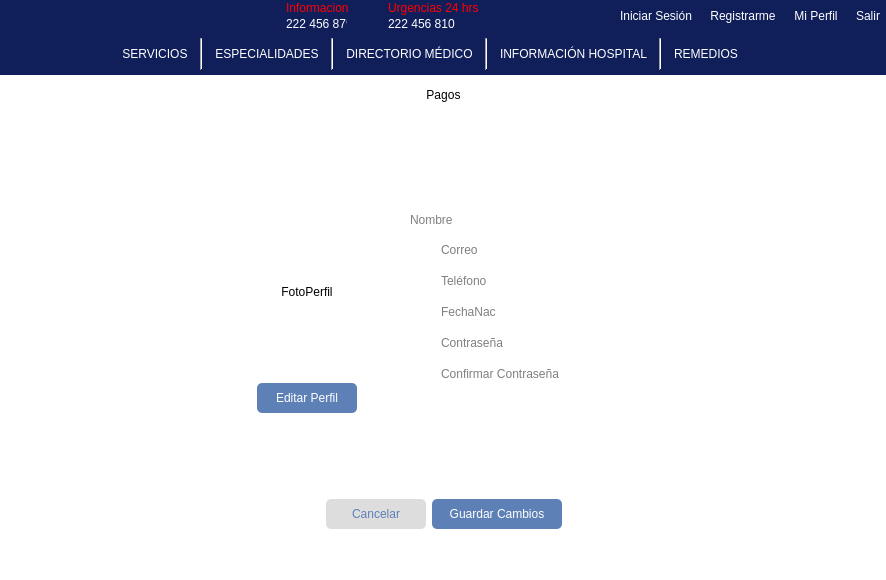
The window that mainwindow.ui (Laloses/Hospital) describes before a commit, drawn with Qt 5.
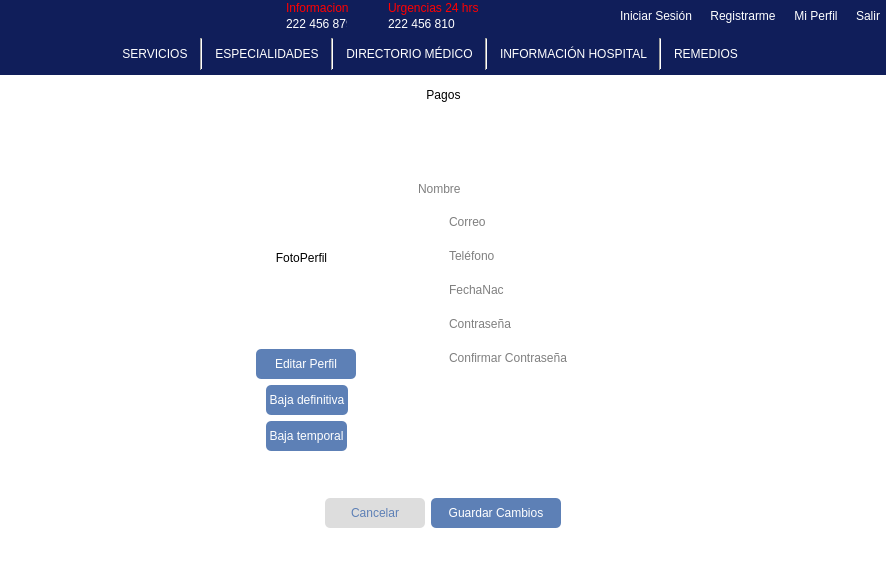
The same window after the commit. The open tabs and pages were chosen to show the change. Icons and pictures are not drawn.

The edit to the form file:
```diff
--- a/mainwindow.ui
+++ b/mainwindow.ui
@@ -433,6 +433,11 @@
         <height>0</height>
        </size>
       </property>
+      <property name="font">
+       <font>
+        <pointsize>11</pointsize>
+       </font>
+      </property>
       <property name="styleSheet">
        <string notr="true">QLineEdit{
 border-top:none;
@@ -7674,10 +7679,8 @@
            <number>0</number>
           </property>
           <widget class="QWidget" name="perfilStaff">
-           <layout class="QGridLayout" name="gridLayout_50">
-            <item row="0" column="0">
-             <layout class="QVBoxLayout" name="verticalLayout_12">
-              <item>
+           <layout class="QGridLayout" name="gridLayout_71">
+            <item row="0" column="0" colspan="4">
                <spacer name="verticalSpacer_16">
                 <property name="orientation">
                  <enum>Qt::Vertical</enum>
@@ -7690,45 +7693,24 @@
                 </property>
                </spacer>
               </item>
-              <item>
-               <layout class="QHBoxLayout" name="horizontalLayout_42">
-                <item>
+            <item row="1" column="0">
                  <spacer name="horizontalSpacer_46">
                   <property name="orientation">
                    <enum>Qt::Horizontal</enum>
                   </property>
-                  <property name="sizeHint" stdset="0">
-                   <size>
-                    <width>40</width>
-                    <height>20</height>
-                   </size>
-                  </property>
-                 </spacer>
-                </item>
-                <item>
-                 <layout class="QVBoxLayout" name="verticalLayout_13">
-                  <item>
-                   <layout class="QHBoxLayout" name="horizontalLayout_41">
-                    <item>
-                     <layout class="QVBoxLayout" name="verticalLayout_11">
-                      <item>
-                       <layout class="QHBoxLayout" name="horizontalLayout_43">
-                        <item>
-                         <spacer name="horizontalSpacer_48">
-                          <property name="orientation">
-                           <enum>Qt::Horizontal</enum>
-                          </property>
                           <property name="sizeType">
                            <enum>QSizePolicy::Fixed</enum>
                           </property>
                           <property name="sizeHint" stdset="0">
                            <size>
-                            <width>10</width>
+                <width>186</width>
                             <height>20</height>
                            </size>
                           </property>
                          </spacer>
                         </item>
+            <item row="1" column="1">
+             <layout class="QHBoxLayout" name="horizontalLayout_43">
                         <item>
                          <widget class="QLabel" name="lblFotoStaff">
                           <property name="sizePolicy">
@@ -7745,8 +7727,8 @@
                           </property>
                           <property name="maximumSize">
                            <size>
-                            <width>170</width>
-                            <height>170</height>
+                  <width>500</width>
+                  <height>500</height>
                            </size>
                           </property>
                           <property name="layoutDirection">
@@ -7784,80 +7766,7 @@
                         </item>
                        </layout>
                       </item>
-                      <item>
-                       <layout class="QHBoxLayout" name="horizontalLayout_40">
-                        <item>
-                         <spacer name="horizontalSpacer_26">
-                          <property name="orientation">
-                           <enum>Qt::Horizontal</enum>
-                          </property>
-                          <property name="sizeType">
-                           <enum>QSizePolicy::Fixed</enum>
-                          </property>
-                          <property name="sizeHint" stdset="0">
-                           <size>
-                            <width>40</width>
-                            <height>20</height>
-                           </size>
-                          </property>
-                         </spacer>
-                        </item>
-                        <item>
-                         <widget class="QPushButton" name="btnEditarStaff">
-                          <property name="minimumSize">
-                           <size>
-                            <width>100</width>
-                            <height>30</height>
-                           </size>
-                          </property>
-                          <property name="maximumSize">
-                           <size>
-                            <width>100</width>
-                            <height>30</height>
-                           </size>
-                          </property>
-                          <property name="styleSheet">
-                           <string notr="true"/>
-                          </property>
-                          <property name="text">
-                           <string>Editar Perfil</string>
-                          </property>
-                         </widget>
-                        </item>
-                        <item>
-                         <spacer name="horizontalSpacer_27">
-                          <property name="orientation">
-                           <enum>Qt::Horizontal</enum>
-                          </property>
-                          <property name="sizeType">
-                           <enum>QSizePolicy::Fixed</enum>
-                          </property>
-                          <property name="sizeHint" stdset="0">
-                           <size>
-                            <width>40</width>
-                            <height>20</height>
-                           </size>
-                          </property>
-                         </spacer>
-                        </item>
-                       </layout>
-                      </item>
-                      <item>
-                       <spacer name="verticalSpacer_15">
-                        <property name="orientation">
-                         <enum>Qt::Vertical</enum>
-                        </property>
-                        <property name="sizeHint" stdset="0">
-                         <size>
-                          <width>20</width>
-                          <height>40</height>
-                         </size>
-                        </property>
-                       </spacer>
-                      </item>
-                     </layout>
-                    </item>
-                    <item>
+            <item row="1" column="2" rowspan="2">
                      <layout class="QVBoxLayout" name="verticalLayout_10">
                       <item>
                        <widget class="QLineEdit" name="lineNombreStaff">
@@ -8238,24 +8147,157 @@
                         </item>
                        </layout>
                       </item>
+             </layout>
+            </item>
+            <item row="1" column="3">
+             <spacer name="horizontalSpacer_80">
+              <property name="orientation">
+               <enum>Qt::Horizontal</enum>
+              </property>
+              <property name="sizeType">
+               <enum>QSizePolicy::Fixed</enum>
+              </property>
+              <property name="sizeHint" stdset="0">
+               <size>
+                <width>186</width>
+                <height>20</height>
+               </size>
+              </property>
+             </spacer>
+            </item>
+            <item row="2" column="1">
+             <layout class="QHBoxLayout" name="horizontalLayout_40">
                       <item>
-                       <spacer name="verticalSpacer_8">
+               <spacer name="horizontalSpacer_26">
                         <property name="orientation">
-                         <enum>Qt::Vertical</enum>
-                        </property>
+                 <enum>Qt::Horizontal</enum>
+                </property>
+                <property name="sizeType">
+                 <enum>QSizePolicy::Fixed</enum>
+                </property>
                         <property name="sizeHint" stdset="0">
                          <size>
-                          <width>20</width>
-                          <height>10</height>
+                  <width>40</width>
+                  <height>20</height>
                          </size>
                         </property>
                        </spacer>
                       </item>
-                     </layout>
-                    </item>
-                   </layout>
-                  </item>
+              <item>
+               <widget class="QPushButton" name="btnEditarStaff">
+                <property name="minimumSize">
+                 <size>
+                  <width>100</width>
+                  <height>30</height>
+                 </size>
+                </property>
+                <property name="maximumSize">
+                 <size>
+                  <width>100</width>
+                  <height>30</height>
+                 </size>
+                </property>
+                <property name="styleSheet">
+                 <string notr="true"/>
+                </property>
+                <property name="text">
+                 <string>Editar Perfil</string>
+                </property>
+               </widget>
+              </item>
+              <item>
+               <spacer name="horizontalSpacer_27">
+                <property name="orientation">
+                 <enum>Qt::Horizontal</enum>
+                </property>
+                <property name="sizeType">
+                 <enum>QSizePolicy::Fixed</enum>
+                </property>
+                <property name="sizeHint" stdset="0">
+                 <size>
+                  <width>40</width>
+                  <height>20</height>
+                 </size>
+                </property>
+               </spacer>
+              </item>
+             </layout>
+            </item>
+            <item row="3" column="1">
+             <layout class="QHBoxLayout" name="horizontalLayout_111">
+              <item>
+               <spacer name="horizontalSpacer_119">
+                <property name="orientation">
+                 <enum>Qt::Horizontal</enum>
+                </property>
+                <property name="sizeHint" stdset="0">
+                 <size>
+                  <width>40</width>
+                  <height>20</height>
+                 </size>
+                </property>
+               </spacer>
+              </item>
+              <item>
+               <widget class="QPushButton" name="pushButton_5">
+                <property name="text">
+                 <string> Baja definitiva </string>
+                </property>
+               </widget>
+              </item>
+              <item>
+               <spacer name="horizontalSpacer_120">
+                <property name="orientation">
+                 <enum>Qt::Horizontal</enum>
+                </property>
+                <property name="sizeHint" stdset="0">
+                 <size>
+                  <width>40</width>
+                  <height>20</height>
+                 </size>
+                </property>
+               </spacer>
+              </item>
+             </layout>
+            </item>
+            <item row="4" column="1">
+             <layout class="QHBoxLayout" name="horizontalLayout_112">
                   <item>
+               <spacer name="horizontalSpacer_121">
+                <property name="orientation">
+                 <enum>Qt::Horizontal</enum>
+                </property>
+                <property name="sizeHint" stdset="0">
+                 <size>
+                  <width>40</width>
+                  <height>20</height>
+                 </size>
+                </property>
+               </spacer>
+              </item>
+              <item>
+               <widget class="QPushButton" name="pushButton_6">
+                <property name="text">
+                 <string> Baja temporal </string>
+                </property>
+               </widget>
+              </item>
+              <item>
+               <spacer name="horizontalSpacer_122">
+                <property name="orientation">
+                 <enum>Qt::Horizontal</enum>
+                </property>
+                <property name="sizeHint" stdset="0">
+                 <size>
+                  <width>40</width>
+                  <height>20</height>
+                 </size>
+                </property>
+               </spacer>
+              </item>
+             </layout>
+            </item>
+            <item row="5" column="1" colspan="2">
                    <spacer name="verticalSpacer_16">
                     <property name="orientation">
                      <enum>Qt::Vertical</enum>
@@ -8268,7 +8310,20 @@
                     </property>
                    </spacer>
                   </item>
-                  <item>
+            <item row="7" column="1" colspan="2">
+             <spacer name="verticalSpacer_17">
+              <property name="orientation">
+               <enum>Qt::Vertical</enum>
+              </property>
+              <property name="sizeHint" stdset="0">
+               <size>
+                <width>20</width>
+                <height>40</height>
+               </size>
+              </property>
+             </spacer>
+            </item>
+            <item row="6" column="0" colspan="4">
                    <layout class="QHBoxLayout" name="horizontalLayout_44">
                     <item>
                      <spacer name="horizontalSpacer_45">
@@ -8342,38 +8397,6 @@
                     </item>
                    </layout>
                   </item>
-                  <item>
-                   <spacer name="verticalSpacer_17">
-                    <property name="orientation">
-                     <enum>Qt::Vertical</enum>
-                    </property>
-                    <property name="sizeHint" stdset="0">
-                     <size>
-                      <width>20</width>
-                      <height>40</height>
-                     </size>
-                    </property>
-                   </spacer>
-                  </item>
-                 </layout>
-                </item>
-                <item>
-                 <spacer name="horizontalSpacer_80">
-                  <property name="orientation">
-                   <enum>Qt::Horizontal</enum>
-                  </property>
-                  <property name="sizeHint" stdset="0">
-                   <size>
-                    <width>40</width>
-                    <height>20</height>
-                   </size>
-                  </property>
-                 </spacer>
-                </item>
-               </layout>
-              </item>
-             </layout>
-            </item>
            </layout>
           </widget>
           <widget class="QWidget" name="pagos">
@@ -11728,7 +11751,81 @@
       <widget class="QWidget" name="p_especi"/>
       <widget class="QWidget" name="p_dirMedico"/>
       <widget class="QWidget" name="p_infoHospi"/>
-      <widget class="QWidget" name="p_remedios"/>
+      <widget class="QWidget" name="p_remedios">
+       <layout class="QVBoxLayout" name="verticalLayout_11">
+        <item>
+         <layout class="QHBoxLayout" name="horizontalLayout_113">
+          <item>
+           <spacer name="horizontalSpacer_123">
+            <property name="orientation">
+             <enum>Qt::Horizontal</enum>
+            </property>
+            <property name="sizeHint" stdset="0">
+             <size>
+              <width>40</width>
+              <height>20</height>
+             </size>
+            </property>
+           </spacer>
+          </item>
+          <item>
+           <widget class="QLabel" name="lb_remedios">
+            <property name="font">
+             <font>
+              <family>MS Shell Dlg 2</family>
+              <pointsize>15</pointsize>
+              <weight>50</weight>
+              <italic>false</italic>
+              <bold>false</bold>
+             </font>
+            </property>
+            <property name="styleSheet">
+             <string notr="true">font-size:15pt;</string>
+            </property>
+            <property name="text">
+             <string>Remedios</string>
+            </property>
+           </widget>
+          </item>
+          <item>
+           <spacer name="horizontalSpacer_124">
+            <property name="orientation">
+             <enum>Qt::Horizontal</enum>
+            </property>
+            <property name="sizeHint" stdset="0">
+             <size>
+              <width>40</width>
+              <height>20</height>
+             </size>
+            </property>
+           </spacer>
+          </item>
+         </layout>
+        </item>
+        <item>
+         <widget class="QScrollArea" name="sa_remedios">
+          <property name="widgetResizable">
+           <bool>true</bool>
+          </property>
+          <widget class="QWidget" name="scrollAreaWidgetContents_14">
+           <property name="geometry">
+            <rect>
+             <x>0</x>
+             <y>0</y>
+             <width>866</width>
+             <height>453</height>
+            </rect>
+           </property>
+           <layout class="QVBoxLayout" name="verticalLayout_13">
+            <item>
+             <layout class="QGridLayout" name="gridRemedios"/>
+            </item>
+           </layout>
+          </widget>
+         </widget>
+        </item>
+       </layout>
+      </widget>
      </widget>
     </item>
    </layout>
```
Left out of the diff: 282 changed lines with no effect on the pictures. Lines whose indentation alone changed are shown as unchanged.
